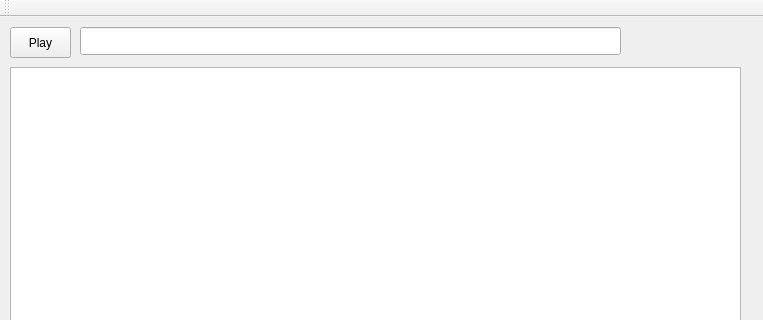
This is mainwindow.ui in xumxum/sopcast_player as Qt 5 draws it before an edit; both pictures show x 0 to 763 and y 0 to 320 of the 763 by 487 pixel window. The edited form follows.
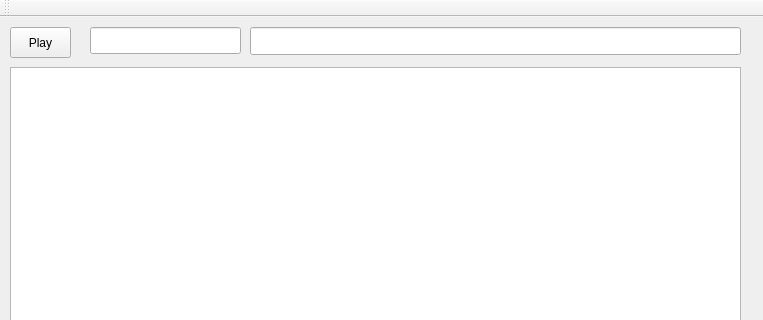
This is the edited form.

What changed in the file:
```diff
--- a/mainwindow.ui
+++ b/mainwindow.ui
@@ -30,9 +30,9 @@
    <widget class="QLineEdit" name="text_soplink">
     <property name="geometry">
      <rect>
-      <x>80</x>
+      <x>250</x>
       <y>10</y>
-      <width>541</width>
+      <width>491</width>
       <height>28</height>
      </rect>
     </property>
@@ -47,6 +47,16 @@
      </rect>
     </property>
    </widget>
+   <widget class="QLineEdit" name="textName">
+    <property name="geometry">
+     <rect>
+      <x>90</x>
+      <y>10</y>
+      <width>151</width>
+      <height>27</height>
+     </rect>
+    </property>
+   </widget>
   </widget>
   <widget class="QMenuBar" name="menuBar">
    <property name="geometry">
```
